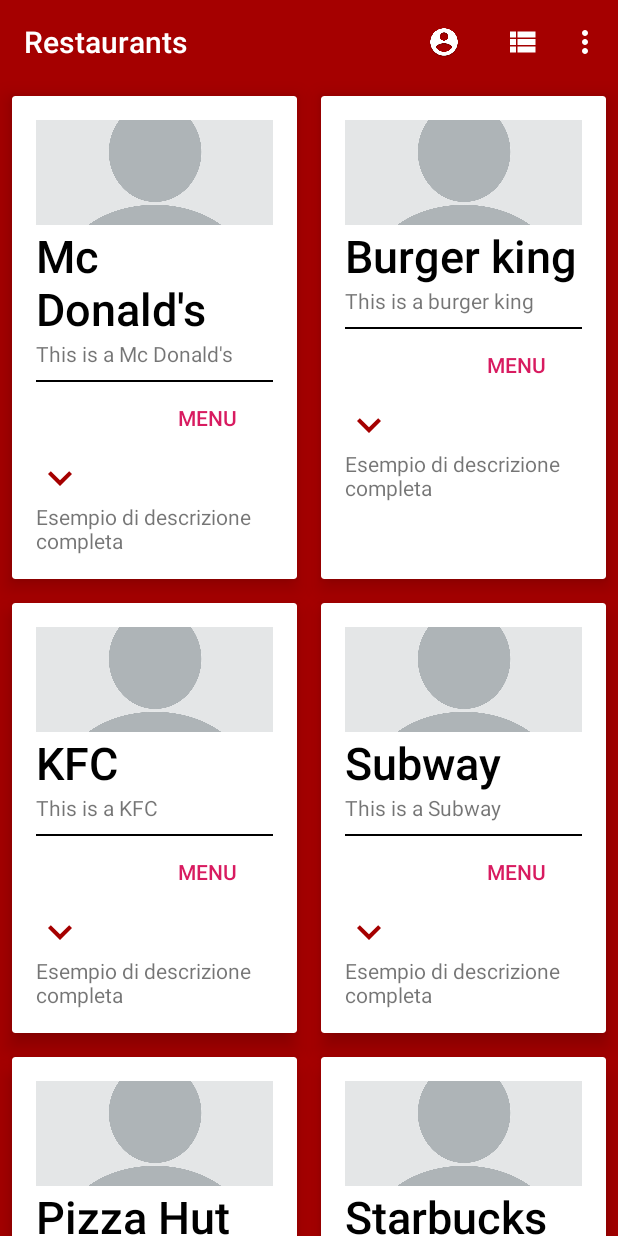
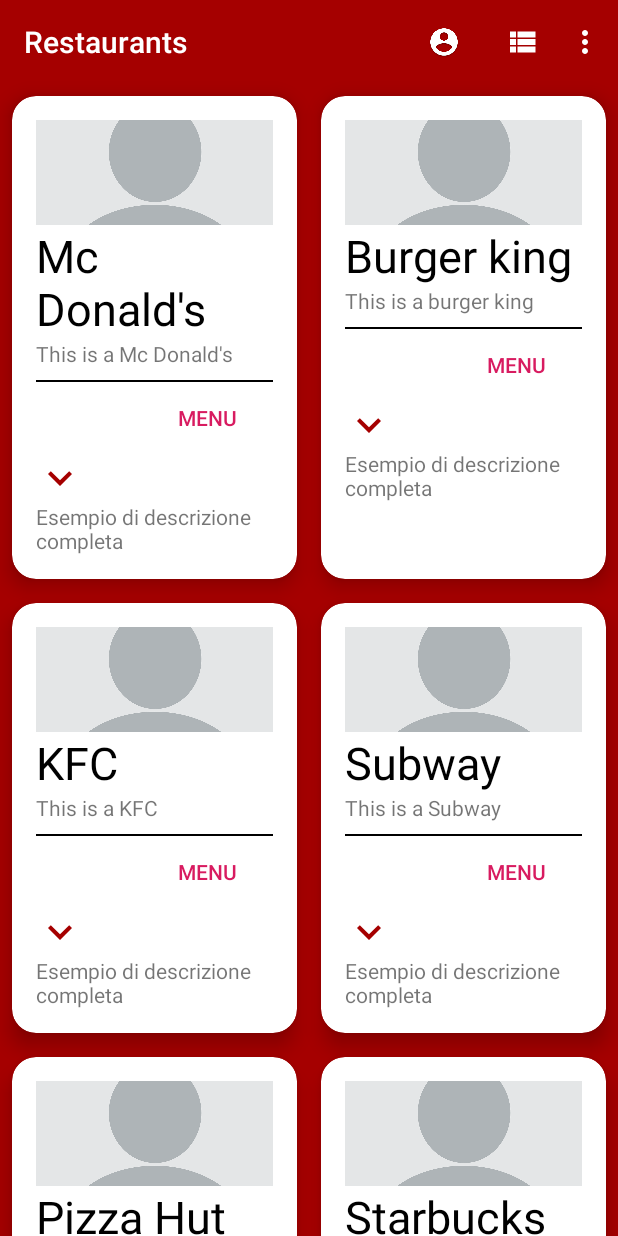
Before and after one commit to AlessandroAgneti/DEPAndroid, an Android app: the screen it shows after launch (MainActivity), after a tap on "View mode", on a phone screen of 412 x 824 dp. Run offline under Robolectric (Android 15) with nearby library versions, the phone set to English and light mode, and no system bars; 3 other taps on this screen came first.

Commit message:
add activity_shop

```diff
--- a/app/src/main/AndroidManifest.xml
+++ b/app/src/main/AndroidManifest.xml
@@ -20,7 +20,8 @@
         <activity android:name=".ui.activities.LoginActivity"
             android:theme="@style/Theme.AppCompat.Light.NoActionBar"></activity>
         <activity android:name=".ui.activities.CheckoutActivity"></activity>
-        <activity android:name=".ui.activities.ShopActivity"></activity>
+        <activity android:name=".ui.activities.ShopActivity"
+            android:theme="@style/AppTheme"></activity>
         <activity android:name=".ui.activities.RegisterActivity"></activity>
         <activity android:name=".ui.activities.MainActivity"
             android:theme="@style/AppTheme"></activity>
--- a/app/src/main/java/com/example/depeat/ui/activities/MainActivity.java
+++ b/app/src/main/java/com/example/depeat/ui/activities/MainActivity.java
@@ -72,9 +72,6 @@ public class MainActivity extends AppCompatActivity {
         arrayList.add(new Restaurant(R.drawable.blank_profile, "Pizza Hut", "This is a Pizza Hut", 18.0F, "Esempio di descrizione completa"));
         arrayList.add(new Restaurant(R.drawable.blank_profile, "Starbucks", "This is a Starbucks", 5.0F, "Esempio di descrizione completa"));
         arrayList.add(new Restaurant(R.drawable.blank_profile, "Domino's Pizza", "This is a Domino's Pizza", 12.0F,"Esempio di descrizione completa"));
-
-
-
         return arrayList;
     }
 
--- a/app/src/main/java/com/example/depeat/ui/activities/adapters/RestaurantAdapter.java
+++ b/app/src/main/java/com/example/depeat/ui/activities/adapters/RestaurantAdapter.java
@@ -19,6 +19,7 @@ import android.widget.TextView;
 import com.example.depeat.R;
 import com.example.depeat.datamodels.Restaurant;
 import com.example.depeat.ui.activities.CheckoutActivity;
+import com.example.depeat.ui.activities.ShopActivity;
 
 import java.util.ArrayList;
 
@@ -85,8 +86,9 @@ public class RestaurantAdapter extends RecyclerView.Adapter {
         private Animation animationUp;
         private Animation animationDown;
         private CardView cardExpand;
+        private CardView cardViewGrid;
 
-        public RestaurantViewHolder(@NonNull View itemView) {
+        public RestaurantViewHolder(@NonNull View itemView){
             super(itemView);
             restaurantName = itemView.findViewById(R.id.name_tv);
             restaurantAddress = itemView.findViewById(R.id.name_indirizzo);
@@ -97,6 +99,8 @@ public class RestaurantAdapter extends RecyclerView.Adapter {
             desc_complete = itemView.findViewById(R.id.desc_complete);
             menuButton = itemView.findViewById(R.id.buttonMenu);
             cardExpand = itemView.findViewById(R.id.card_expand);
+            cardViewGrid =  itemView.findViewById(R.id.cardViewGrid);
+
 
 
             animationUp = AnimationUtils.loadAnimation(context, R.anim.slide_up);
@@ -124,7 +128,7 @@ public class RestaurantAdapter extends RecyclerView.Adapter {
             menuButton.setOnClickListener(new View.OnClickListener() {
                 @Override
                 public void onClick(View v) {
-                    context.startActivity(new Intent(context, CheckoutActivity.class));
+                    context.startActivity(new Intent(context, ShopActivity.class));
                 }
             });
 
--- a/app/src/main/res/layout/grid_item_restaurant_cardview.xml
+++ b/app/src/main/res/layout/grid_item_restaurant_cardview.xml
@@ -1,11 +1,13 @@
 <?xml version="1.0" encoding="utf-8"?>
 <android.support.v7.widget.CardView xmlns:android="http://schemas.android.com/apk/res/android"
+    xmlns:app="http://schemas.android.com/apk/res-auto"
+    xmlns:tools="http://schemas.android.com/tools"
+    android:id="@+id/cardViewGrid"
     android:layout_width="match_parent"
     android:layout_height="wrap_content"
-    xmlns:app="http://schemas.android.com/apk/res-auto"
-    xmlns:tools="http://schemas.android.com/tools"
+    android:layout_margin="8dp"
     android:orientation="vertical"
-    android:layout_margin="8dp"
+    app:cardCornerRadius="16dp"
     app:cardElevation="8dp">
 
 
@@ -14,58 +16,60 @@
         android:layout_height="wrap_content"
         android:orientation="vertical"
         android:padding="16dp">
+
         <ImageView
             android:id="@+id/image_restaurant"
             android:layout_width="match_parent"
             android:layout_height="70dp"
-                    android:src="@drawable/blank_profile"
-                    android:scaleType="centerCrop"/>
+            android:scaleType="centerCrop"
+            android:src="@drawable/blank_profile" />
+
         <TextView
             android:id="@+id/name_tv"
             android:layout_width="wrap_content"
             android:layout_height="wrap_content"
+            android:fontFamily="sans-serif-mediumexit"
             android:text="Titolo"
-                    android:fontFamily="sans-serif-medium"
             android:textColor="@color/colorBlack"
-                    android:textSize="30sp"/>
+            android:textSize="30sp" />
 
         <TextView
             android:id="@+id/name_indirizzo"
             android:layout_width="wrap_content"
             android:layout_height="wrap_content"
-                    android:text="indirizzo"/>
+            android:text="indirizzo" />
 
 
         <View
             android:layout_width="match_parent"
+            android:layout_height="1dp"
             android:layout_marginTop="8dp"
-                    android:background="@color/colorBlack"
-                    android:layout_height="1dp"/>
-
+            android:background="@color/colorBlack" />
 
 
         <TextView
+            android:id="@+id/name_float"
             android:layout_width="wrap_content"
             android:layout_height="wrap_content"
+            android:layout_marginTop="8dp"
             android:visibility="gone"
-                android:id="@+id/name_float"
-                android:layout_marginTop="8dp"
-                tools:text="ordine minimo 15 euro"/>
+            tools:text="ordine minimo 15 euro" />
 
         <Button
+            android:id="@+id/buttonMenu"
+            style="@style/Base.Widget.AppCompat.Button.Borderless.Colored"
             android:layout_width="wrap_content"
             android:layout_height="wrap_content"
-                android:text="@string/menu"
-                android:id="@+id/buttonMenu"
             android:layout_gravity="bottom|end"
-                style="@style/Base.Widget.AppCompat.Button.Borderless.Colored"/>
+            android:text="@string/menu" />
 
 
         <ImageView
             android:id="@+id/button_plus"
             android:layout_width="32dp"
             android:layout_height="32dp"
-                android:src="@drawable/ic_expand"/>
+            android:src="@drawable/ic_expand" />
+
         <TextView
             android:id="@+id/desc_complete"
             android:layout_width="wrap_content"
--- /dev/null
+++ b/app/src/main/res/layout/item_food.xml
@@ -0,0 +1,6 @@
+<?xml version="1.0" encoding="utf-8"?>
+<android.support.constraint.ConstraintLayout
+    xmlns:android="http://schemas.android.com/apk/res/android" android:layout_width="match_parent"
+    android:layout_height="match_parent">
+
+</android.support.constraint.ConstraintLayout>
--- a/app/src/main/res/values/strings.xml
+++ b/app/src/main/res/values/strings.xml
@@ -20,4 +20,5 @@
     <string name="my_account">My Account</string>
     <string name="menu">MENU</string>
     <string name="view_mode">View mode</string>
+    <string name="payment">Payment methods</string>
 </resources>
```
Also changed, not shown: app/src/main/java/com/example/depeat/ui/activities/ShopActivity.java (+24 -0 lines), app/src/main/res/layout/activity_shop.xml (+119 -3 lines). Lines whose indentation alone changed are shown as unchanged.
